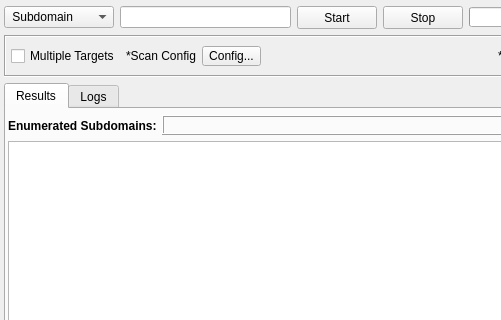
Old version of the form gui/src/engines/Brute.ui in the repository 3nock/OTE; both pictures show x 0 to 501 and y 0 to 320 of the 673 by 463 pixel window.
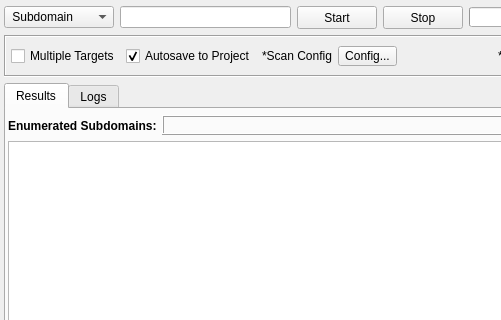
New version of the form. Custom widgets are drawn as their Qt base class.

```diff
--- a/gui/src/engines/Brute.ui
+++ b/gui/src/engines/Brute.ui
@@ -196,6 +196,16 @@
         </property>
        </widget>
       </item>
+      <item>
+       <widget class="QCheckBox" name="checkBox">
+        <property name="text">
+         <string>Autosave to Project</string>
+        </property>
+        <property name="checked">
+         <bool>true</bool>
+        </property>
+       </widget>
+      </item>
       <item>
        <widget class="QLabel" name="label">
         <property name="text">
```
